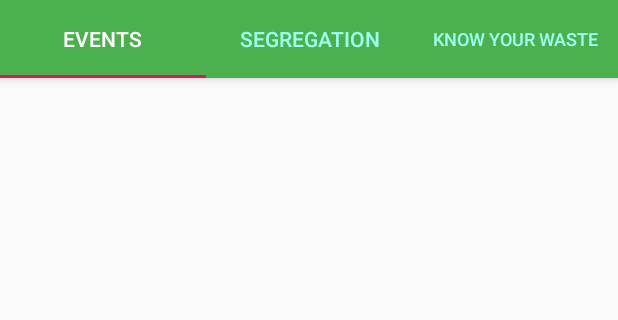
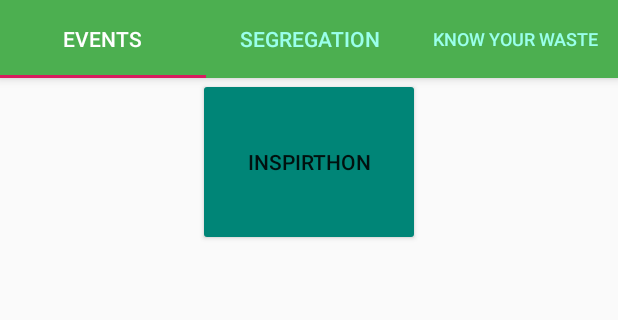
Before and after one commit to ashferns31/nightwalkers, an Android app: the screen it shows after launch (MainActivity), on a phone screen of 412 x 824 dp, the part 84-404 px from its top. Run offline under Robolectric (Android 15) with nearby library versions, the phone set to English and light mode, and no system bars.

Commit message:
only last part remains

```diff
--- a/app/src/main/res/layout/fragment_demo.xml
+++ b/app/src/main/res/layout/fragment_demo.xml
@@ -10,15 +10,14 @@
     <!-- TODO: Update blank fragment layout -->
 
 
-<!--    <Button-->
-<!--        android:id="@+id/button"-->
-<!--        android:layout_width="148dp"-->
-<!--        android:layout_height="112dp"-->
-<!--        android:layout_gravity="center"-->
-<!--        android:backgroundTint="@color/colorPrimary"-->
-<!--        android:clickable="true"-->
-<!--        android:saveEnabled="true"-->
-<!--        android:text="inspirthon" />-->
+    <Button
+        android:id="@+id/button"
+        android:layout_width="148dp"
+        android:layout_height="112dp"
+        android:layout_gravity="center"
+        android:backgroundTint="@color/colorPrimary"
+        android:clickable="true"
+        android:text="inspirthon" />
 
 
 </LinearLayout>
--- a/app/src/main/res/menu/optionusers.xml
+++ b/app/src/main/res/menu/optionusers.xml
@@ -2,9 +2,13 @@
 <menu xmlns:app="http://schemas.android.com/apk/res-auto"
     xmlns:android="http://schemas.android.com/apk/res/android">
     <item
-    android:id="@+id/item1"
+    android:id="@+id/item0"
     android:title="logout"
     app:showAsAction="always"/>
+    <item
+        android:id="@+id/item1"
+        android:title="login"
+        app:showAsAction=""/>
     <item
         android:id="@+id/item2"
         android:title="terms and condidtions"
--- a/app/src/main/res/values/strings.xml
+++ b/app/src/main/res/values/strings.xml
@@ -1,6 +1,6 @@
 <resources>
-<string name="app_name">cleangoa</string>
+    <string name="app_name">cleangoa</string>
 
-<!-- TODO: Remove or change this placeholder text -->
-<string name="hello_blank_fragment">Hello blank fragment</string>
+    <!-- TODO: Remove or change this placeholder text -->
+    <string name="hello_blank_fragment">Hello blank fragment</string>
 </resources>
```
Also changed, not shown: app/src/main/AndroidManifest.xml (+8 -5 lines), app/src/main/java/com/e/cleangoa/MainActivity.java (+42 -6 lines).
